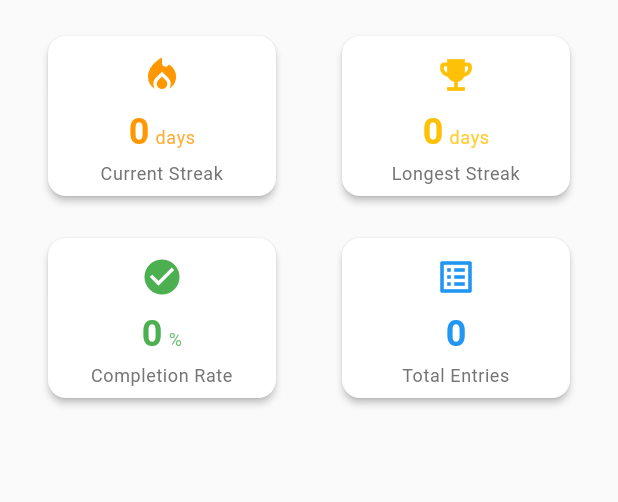
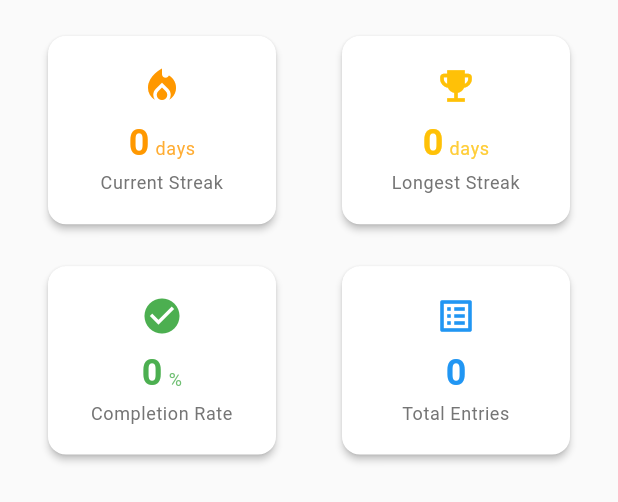
Before and after one commit to ukma-cs-ssdm-2025/team-badhabits, a Flutter app: the HabitSummaryCards widget shown alone on an empty page, opened directly with empty values, on a phone screen of 412 x 824 dp. Shown: the top 502 px of the screen. Run offline on Flutter 3.47's test engine with Material 3 defaults, Android fonts, the phone set to English and light mode, and no system bars; our stand-ins replace cloud_firestore, connectivity_plus, dartz, equatable, firebase_auth, firebase_core and 9 more; accounts and stored records are empty; project files that could hold a hidden picture were left out.

Commit message:
fix: resolve critical habits bugs after main merge
- Fix critical data persistence bug where habit entries overwrote each other
  by using timestamp-based keys (entries.{date}_{timestamp})
- Fix overflow in statistics summary cards by making them more flexible
- Fix overflow in period selector by replacing Row with Wrap
- Fix double loading of history data that caused slow performance
- Replace deprecated withOpacity with withValues for color opacity

```diff
--- a/src/frontend/lib/features/habits/presentation/widgets/habit_summary_cards.dart
+++ b/src/frontend/lib/features/habits/presentation/widgets/habit_summary_cards.dart
@@ -22,7 +22,7 @@ class HabitSummaryCards extends StatelessWidget {
       crossAxisCount: 2,
       shrinkWrap: true,
       physics: const NeverScrollableScrollPhysics(),
-      childAspectRatio: 1.5,
+      childAspectRatio: 1.3,
       mainAxisSpacing: 12,
       crossAxisSpacing: 12,
       padding: const EdgeInsets.all(16),
@@ -79,10 +79,12 @@ class HabitSummaryCards extends StatelessWidget {
       padding: const EdgeInsets.all(12),
       child: Column(
         mainAxisAlignment: MainAxisAlignment.center,
+        mainAxisSize: MainAxisSize.min,
         children: [
           Icon(icon, color: color, size: 28),
           const SizedBox(height: 8),
-          Row(
+          Flexible(
+            child: Row(
               mainAxisAlignment: MainAxisAlignment.center,
               crossAxisAlignment: CrossAxisAlignment.baseline,
               textBaseline: TextBaseline.alphabetic,
@@ -99,22 +101,28 @@ class HabitSummaryCards extends StatelessWidget {
                 ),
                 if (suffix.isNotEmpty) ...[
                   const SizedBox(width: 4),
-                Text(
+                  Flexible(
+                    child: Text(
                       suffix,
                       style: Theme.of(context).textTheme.bodySmall?.copyWith(
                         color: color.withValues(alpha: 0.8),
+                      ),
+                      overflow: TextOverflow.ellipsis,
                     ),
                   ),
                 ],
               ],
             ),
+          ),
           const SizedBox(height: 4),
-          Text(
+          Flexible(
+            child: Text(
               title,
               style: Theme.of(context).textTheme.bodySmall,
               textAlign: TextAlign.center,
-            maxLines: 1,
+              maxLines: 2,
               overflow: TextOverflow.ellipsis,
+            ),
           ),
         ],
       ),
```
Also changed, not shown: src/frontend/lib/features/habits/data/datasources/habits_firestore_datasource.dart (+26 -7 lines), src/frontend/lib/features/habits/presentation/pages/habit_tracking_with_stats_page.dart (+6 -21 lines). Lines whose indentation alone changed are shown as unchanged.
